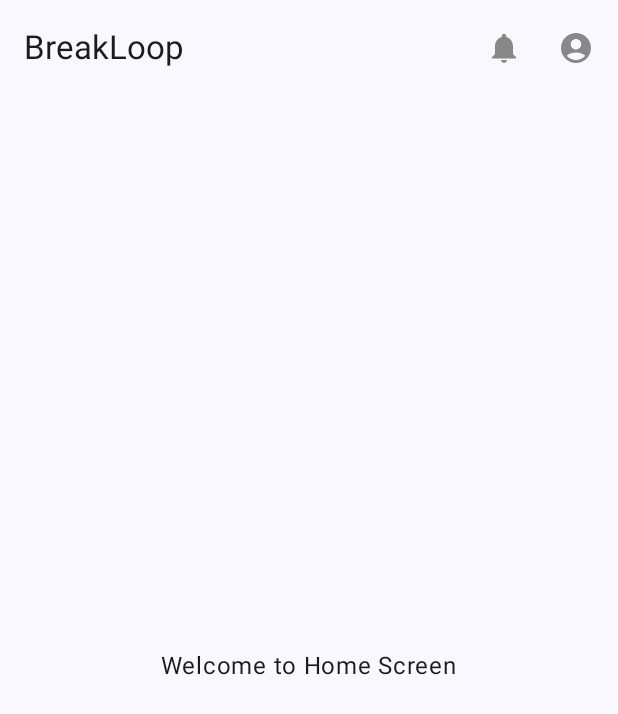
After one commit to mredos/Don-t-Break-Loop, an Android app built with Jetpack Compose: the MainHome screen opened through its navigation route, on a phone screen of 412 x 824 dp. The commit adds this screen. Shown: the top 714 px of the screen. Run offline under Robolectric (Android 15) with nearby library versions, the phone set to English and light mode, and no system bars; our stand-ins replace livedata-compose.

Commit message:
merging continue

```diff
--- a/app/build.gradle.kts
+++ b/app/build.gradle.kts
@@ -64,7 +64,6 @@ dependencies {
     // OkHttp (Opsiyonel, API isteklerini loglamak için)
     implementation(libs.logging.interceptor)
     implementation(libs.androidx.runtime.livedata)
-    implementation(libs.firebase.database.ktx)
     implementation(libs.androidx.navigation.compose)
 
     // Testing Libraries
--- a/app/src/main/java/com/example/acmarge/MainActivity.kt
+++ b/app/src/main/java/com/example/acmarge/MainActivity.kt
@@ -26,9 +26,11 @@ import androidx.compose.runtime.mutableStateOf
 import androidx.compose.runtime.setValue
 import androidx.compose.ui.Alignment
 import androidx.compose.ui.Modifier
+import androidx.compose.ui.graphics.Color
 import androidx.compose.ui.tooling.preview.Preview
 import com.example.acmarge.ui.navigation.AppNavHost
 import com.example.acmarge.ui.theme.ACMArgeTheme
+import com.example.acmarge.viewmodel.UserProfileViewModel
 
 class MainActivity : ComponentActivity() {
     override fun onCreate(savedInstanceState: Bundle?) {
--- a/app/src/main/java/com/example/acmarge/ui/navigation/NavGraph.kt
+++ b/app/src/main/java/com/example/acmarge/ui/navigation/NavGraph.kt
@@ -1,7 +1,10 @@
 package com.example.acmarge.ui.navigation
 
+import MainHome
+import UserProfileScreen
 import android.provider.ContactsContract.CommonDataKinds.Email
 import androidx.compose.runtime.Composable
+import androidx.lifecycle.viewmodel.compose.viewModel
 import androidx.navigation.NavType
 import androidx.navigation.compose.NavHost
 import androidx.navigation.compose.composable
@@ -33,7 +36,7 @@ fun AppNavHost() {
                 onNavigateToRegister = { navController.navigate(Screen.Register.route) },
                 onNavigateToPhoneEntrance = { navController.navigate(Screen.EmailVerify.route) },
                 onLoginSuccess = {
-                    navController.navigate(Screen.ResetPassword.route) {
+                    navController.navigate(Screen.MainHome.route) {
                         popUpTo(Screen.Login.route) { inclusive = true }
                     }
                 }
@@ -134,7 +137,6 @@ fun AppNavHost() {
                     }
                 },
                 onSendAgain = {
-                    // Kod tekrar gönderme işlemi
                 }
             )
         }
@@ -150,5 +152,22 @@ fun AppNavHost() {
                 }
             )
         }
+
+        composable(Screen.MainHome.route) {
+            MainHome(
+                onProfileClick = { navController.navigate(Screen.Profile.route) },
+                onNotificationClick = { navController.navigate(Screen.Notifications.route) }
+            )
+        }
+
+        // UserProfileScreen composable
+        composable(Screen.Profile.route) {
+            UserProfileScreen(
+                viewModel = viewModel(),
+                onNavigateToEdit = { navController.navigate(Screen.MainHome.route) },
+                onNavigateBack = { navController.popBackStack() }
+            )
+        }
+
     }
 }
--- a/app/src/main/java/com/example/acmarge/ui/navigation/Screen.kt
+++ b/app/src/main/java/com/example/acmarge/ui/navigation/Screen.kt
@@ -8,4 +8,10 @@ sealed class Screen(val route: String) {
     object ResetPassword : Screen("reset_password_screen")
     object PhoneEntrance : Screen("phone_entrance_screen")
     object EmailVerify : Screen("email_verify_screen")
+    object Profile : Screen("profile_screen")
+    object EditProfileScreen : Screen("edit_profile_screen")
+    object MainHome : Screen("main_home_screen")
+    object Notifications : Screen("notifications_screen")
+
+
 }
--- /dev/null
+++ b/app/src/main/java/com/example/acmarge/ui/screens/MainHome.kt
@@ -0,0 +1,59 @@
+import androidx.compose.foundation.layout.Box
+import androidx.compose.foundation.layout.fillMaxSize
+import androidx.compose.foundation.layout.padding
+import androidx.compose.material.icons.Icons
+import androidx.compose.material.icons.filled.AccountCircle
+import androidx.compose.material.icons.filled.Notifications
+import androidx.compose.material3.ExperimentalMaterial3Api
+import androidx.compose.material3.Icon
+import androidx.compose.material3.IconButton
+import androidx.compose.material3.Scaffold
+import androidx.compose.material3.Text
+import androidx.compose.material3.TopAppBar
+import androidx.compose.runtime.Composable
+import androidx.compose.ui.Alignment
+import androidx.compose.ui.Modifier
+import androidx.compose.ui.graphics.Color
+import com.example.acmarge.ui.navigation.Screen
+
+@OptIn(ExperimentalMaterial3Api::class)
+@Composable
+fun MainHome(
+    onProfileClick: () -> Unit,
+    onNotificationClick: () -> Unit
+) {
+    Scaffold(
+        topBar = {
+            TopAppBar(
+                title = { Text("BreakLoop") },
+                actions = {
+                    IconButton(onClick = onNotificationClick) {
+                        Icon(
+                            imageVector = Icons.Default.Notifications,
+                            contentDescription = "Notifications",
+                            tint = Color.Gray
+                        )
+                    }
+                    IconButton(onClick = onProfileClick) {
+                        Icon(
+                            imageVector = Icons.Default.AccountCircle,
+                            contentDescription = "Profile",
+                            tint = Color.Gray
+                        )
+                    }
+                }
+            )
+        },
+        content = {
+            // Ana ekran içeriği
+            Box(
+                modifier = Modifier
+                    .fillMaxSize()
+                    .padding(it),
+                contentAlignment = Alignment.Center
+            ) {
+                Text("Welcome to Home Screen")
+            }
+        }
+    )
+}
--- a/app/src/main/java/com/example/acmarge/NotificationScreen.kt
+++ b/app/src/main/java/com/example/acmarge/ui/screens/NotificationScreen.kt
@@ -3,7 +3,6 @@ import androidx.compose.foundation.layout.*
 import androidx.compose.foundation.lazy.LazyColumn
 import androidx.compose.foundation.lazy.items
 import androidx.compose.foundation.shape.RoundedCornerShape
-import androidx.compose.foundation.text.BasicText
 import androidx.compose.material.icons.Icons
 import androidx.compose.material.icons.filled.ArrowBack
 import androidx.compose.material.icons.filled.Check
```
Also changed, not shown: app/src/main/java/com/example/acmarge/ui/screens/AddTaskTakePhotoDialog.kt (renamed from app/src/main/java/com/example/acmarge/AddTaskTakePhotoDialog.kt), app/src/main/java/com/example/acmarge/ui/screens/EditProfileScreen.kt (renamed from app/src/main/java/com/example/acmarge/EditProfileScreen.kt), app/src/main/java/com/example/acmarge/ui/screens/UserProfileScreen.kt (renamed from app/src/main/java/com/example/acmarge/UserProfileScreen.kt).
